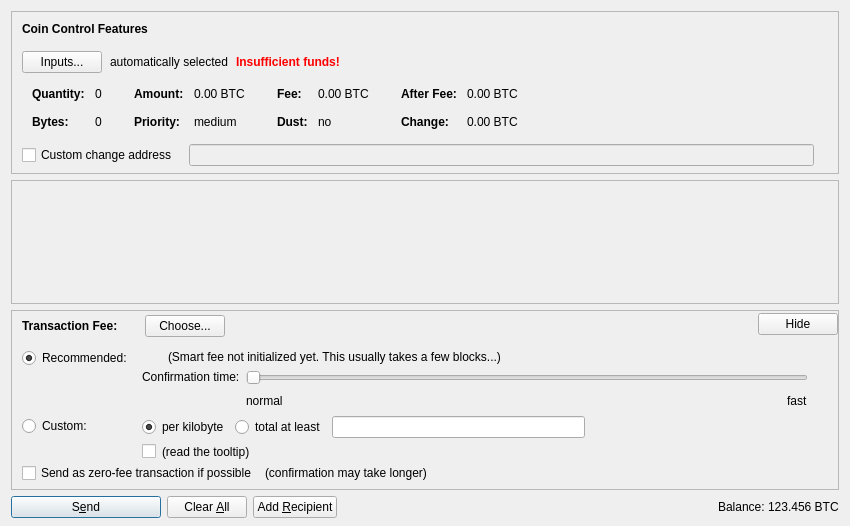
Above: src/qt/forms/sendcoinsdialog.ui from raffermeko/bitcoin before the change. Below: the same form after it.
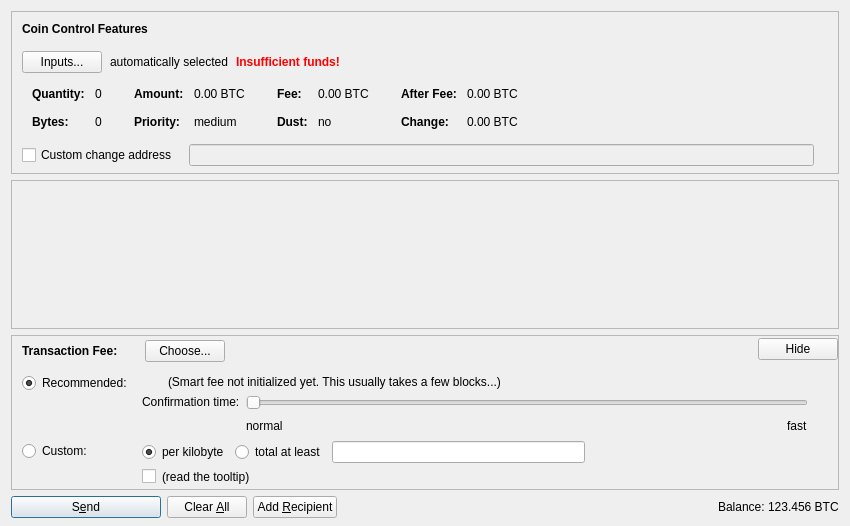
That is the form after the change. Icons and pictures are not drawn. Custom widgets are drawn as their Qt base class.

Commit message: [qt] Remove 0-fee from send dialog

The edit to the form file:
```diff
--- a/src/qt/forms/sendcoinsdialog.ui
+++ b/src/qt/forms/sendcoinsdialog.ui
@@ -617,7 +617,7 @@
         <x>0</x>
         <y>0</y>
         <width>830</width>
-        <height>68</height>
+        <height>104</height>
        </rect>
       </property>
       <layout class="QVBoxLayout" name="verticalLayout_2" stretch="0,1">
@@ -1167,59 +1167,6 @@
              </item>
             </layout>
            </item>
-           <item>
-            <layout class="QHBoxLayout" name="horizontalLayoutFee5" stretch="0,0,0">
-             <property name="spacing">
-              <number>8</number>
-             </property>
-             <property name="bottomMargin">
-              <number>4</number>
-             </property>
-             <item>
-              <widget class="QCheckBox" name="checkBoxFreeTx">
-               <property name="text">
-                <string>Send as zero-fee transaction if possible</string>
-               </property>
-              </widget>
-             </item>
-             <item>
-              <widget class="QLabel" name="labelFreeTx">
-               <property name="text">
-                <string>(confirmation may take longer)</string>
-               </property>
-               <property name="margin">
-                <number>5</number>
-               </property>
-              </widget>
-             </item>
-             <item>
-              <spacer name="horizontalSpacerFee5">
-               <property name="orientation">
-                <enum>Qt::Horizontal</enum>
-               </property>
-               <property name="sizeHint" stdset="0">
-                <size>
-                 <width>1</width>
-                 <height>1</height>
-                </size>
-               </property>
-              </spacer>
-             </item>
-            </layout>
-           </item>
-           <item>
-            <spacer name="verticalSpacerFee2">
-             <property name="orientation">
-              <enum>Qt::Vertical</enum>
-             </property>
-             <property name="sizeHint" stdset="0">
-              <size>
-               <width>1</width>
-               <height>1</height>
-              </size>
-             </property>
-            </spacer>
-           </item>
           </layout>
          </widget>
         </item>
```
The commit also changes 2 other files.
